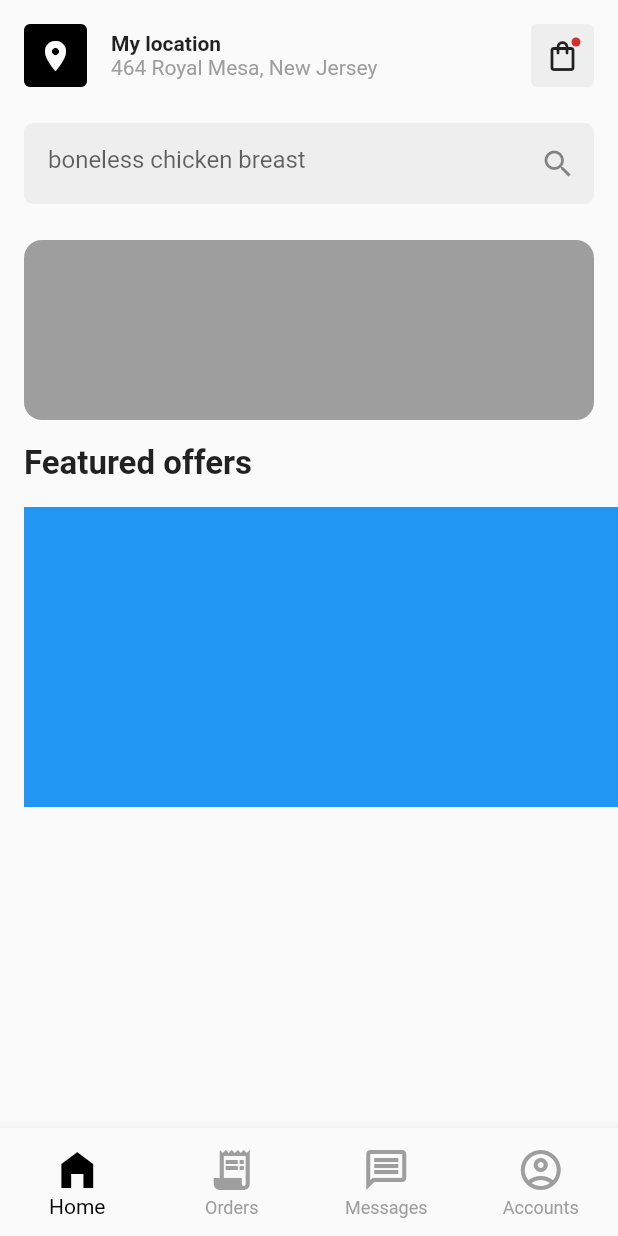
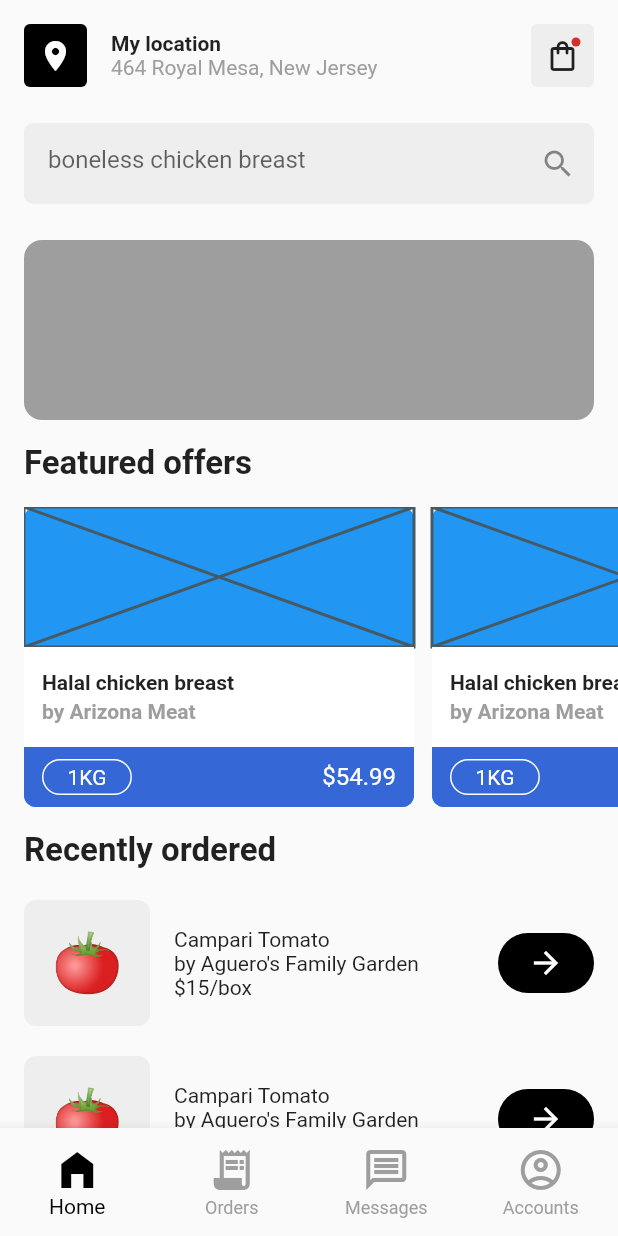
Before and after one commit to JAICHANGPARK/flutter_notebook_chapter_24, a Flutter app: the OrderingMainPage screen opened directly, on a phone screen of 412 x 824 dp. Run offline on Flutter 3.47's test engine with Material 2 defaults, Android fonts, the phone set to English and light mode, and no system bars; our stand-ins replace flutter_riverpod, freezed_annotation, ionicons, percent_indicator; missing offline and left inert: crypto_font_icons; network calls fail.

Commit message:
Update ordering_home_page.dart

```diff
--- a/lib/ep1389_ordering_app/view/ordering_home_page.dart
+++ b/lib/ep1389_ordering_app/view/ordering_home_page.dart
@@ -108,20 +108,154 @@ class _OrderingHomePageState extends State<OrderingHomePage> {
         ),
         Container(
           height: 200,
-          color: Colors.red,
           margin: const EdgeInsets.only(left: 16),
           child: ListView.builder(
               scrollDirection: Axis.horizontal,
               itemCount: 10,
               itemBuilder: (context, index) {
                 return Container(
-                  width: 200,
-                  decoration: const BoxDecoration(
+                  width: 260,
+                  margin: const EdgeInsets.only(right: 12),
+                  decoration: BoxDecoration(
                     color: Colors.blue,
+                    borderRadius: BorderRadius.circular(8),
+                  ),
+                  child: Column(
+                    crossAxisAlignment: CrossAxisAlignment.start,
+                    children: [
+                      const Expanded(flex: 7, child: Placeholder()),
+                      Expanded(
+                        flex: 5,
+                        child: Container(
+                          width: double.infinity,
+                          color: Colors.white,
+                          child: Padding(
+                            padding: const EdgeInsets.all(12.0),
+                            child: Column(
+                              mainAxisSize: MainAxisSize.max,
+                              crossAxisAlignment: CrossAxisAlignment.start,
+                              mainAxisAlignment: MainAxisAlignment.spaceEvenly,
+                              children: const [
+                                Text(
+                                  "Halal chicken breast",
+                                  style: TextStyle(
+                                    fontWeight: FontWeight.bold,
+                                  ),
+                                ),
+                                Text(
+                                  "by Arizona Meat",
+                                  style: TextStyle(
+                                    fontWeight: FontWeight.bold,
+                                    color: Colors.grey,
+                                  ),
+                                ),
+                              ],
+                            ),
+                          ),
+                        ),
+                      ),
+                      Expanded(
+                        flex: 3,
+                        child: Container(
+                          decoration: const BoxDecoration(
+                            color: Color.fromRGBO(53, 104, 214, 1),
+                            borderRadius: BorderRadius.only(
+                              bottomRight: Radius.circular(8),
+                              bottomLeft: Radius.circular(8),
+                            ),
+                          ),
+                          padding: const EdgeInsets.only(left: 12, right: 12),
+                          child: Row(
+                            mainAxisAlignment: MainAxisAlignment.spaceBetween,
+                            children: [
+                              Container(
+                                height: 24,
+                                padding: const EdgeInsets.symmetric(horizontal: 16),
+                                decoration: BoxDecoration(
+                                    border: Border.all(
+                                      color: Colors.white,
+                                    ),
+                                    borderRadius: BorderRadius.circular(24)),
+                                child: const Center(
+                                  child: Text(
+                                    "1KG",
+                                    style: TextStyle(
+                                      color: Colors.white,
+                                    ),
+                                  ),
+                                ),
+                              ),
+                              const Text(
+                                "\$54.99",
+                                style: TextStyle(color: Colors.white, fontSize: 16),
+                              )
+                            ],
+                          ),
+                        ),
+                      ),
+                    ],
                   ),
                 );
               }),
-        )
+        ),
+        const Padding(
+          padding: EdgeInsets.all(16.0),
+          child: Text(
+            "Recently ordered",
+            style: TextStyle(
+              fontWeight: FontWeight.bold,
+              fontSize: 22,
+            ),
+          ),
+        ),
+        Expanded(
+          child: ListView.builder(
+            itemBuilder: (context, index) => Padding(
+              padding: const EdgeInsets.fromLTRB(16, 4, 16, 16),
+              child: Row(
+                children: [
+                  Container(
+                    height: 84,
+                    width: 84,
+                    decoration: BoxDecoration(color: Colors.grey[200], borderRadius: BorderRadius.circular(8)),
+                    child: Center(
+                      child: Text(
+                        "🍅",
+                        style: TextStyle(fontSize: 38),
+                      ),
+                    ),
+                  ),
+                  SizedBox(
+                    width: 16,
+                  ),
+                  Expanded(
+                    child: Column(
+                      crossAxisAlignment: CrossAxisAlignment.start,
+                      children: [
+                        Text("Campari Tomato"),
+                        Text("by Aguero's Family Garden"),
+                        Text("\$15/box"),
+                      ],
+                    ),
+                  ),
+                  Container(
+                    decoration: BoxDecoration(
+                      color: Colors.black,
+                      borderRadius: BorderRadius.circular(24),
+                    ),
+                    padding: EdgeInsets.symmetric(horizontal: 20, vertical: 8),
+                    child: Center(
+                      child: Icon(
+                        Icons.arrow_forward,
+                        color: Colors.white,
+                      ),
+                    ),
+                  )
+                ],
+              ),
+            ),
+          ),
+        ),
       ],
     );
   }
```
